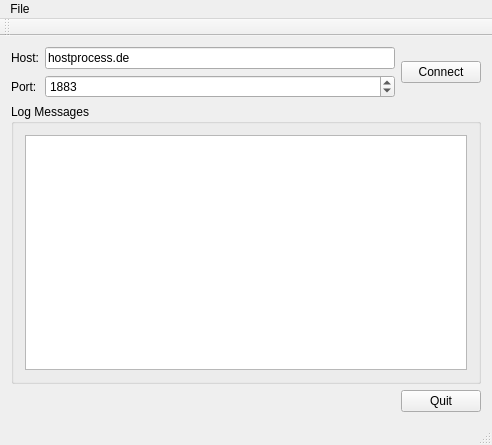
Above: examples/mqtt/simpleclient/mainwindow.ui from qt/qtmqtt before the change. Below: the same form after it.
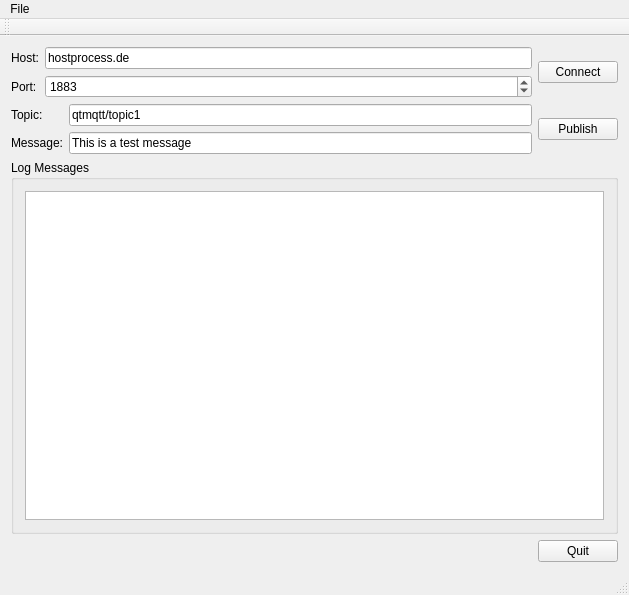
That is the form after the change.

Commit message: Update example to specify topic and message to publish

Diff of the .ui file:
```diff
--- a/examples/mqtt/simpleclient/mainwindow.ui
+++ b/examples/mqtt/simpleclient/mainwindow.ui
@@ -6,8 +6,8 @@
    <rect>
     <x>0</x>
     <y>0</y>
-    <width>492</width>
-    <height>445</height>
+    <width>629</width>
+    <height>595</height>
    </rect>
   </property>
   <property name="windowTitle">
@@ -61,6 +61,49 @@
       </item>
      </layout>
     </item>
+    <item>
+     <layout class="QHBoxLayout" name="horizontalLayout_4">
+      <item>
+       <layout class="QFormLayout" name="formLayout_2">
+        <item row="0" column="0">
+         <widget class="QLabel" name="label_3">
+          <property name="text">
+           <string>Topic:</string>
+          </property>
+         </widget>
+        </item>
+        <item row="0" column="1">
+         <widget class="QLineEdit" name="lineEditTopic">
+          <property name="text">
+           <string>qtmqtt/topic1</string>
+          </property>
+         </widget>
+        </item>
+        <item row="1" column="0">
+         <widget class="QLabel" name="label_4">
+          <property name="text">
+           <string>Message:</string>
+          </property>
+         </widget>
+        </item>
+        <item row="1" column="1">
+         <widget class="QLineEdit" name="lineEditMessage">
+          <property name="text">
+           <string>This is a test message</string>
+          </property>
+         </widget>
+        </item>
+       </layout>
+      </item>
+      <item>
+       <widget class="QPushButton" name="buttonPublish">
+        <property name="text">
+         <string>Publish</string>
+        </property>
+       </widget>
+      </item>
+     </layout>
+    </item>
     <item>
      <widget class="QGroupBox" name="groupBox">
       <property name="title">
@@ -104,7 +147,7 @@
     <rect>
      <x>0</x>
      <y>0</y>
-     <width>492</width>
+     <width>629</width>
      <height>21</height>
     </rect>
    </property>
```
The commit also changes 2 other files.
